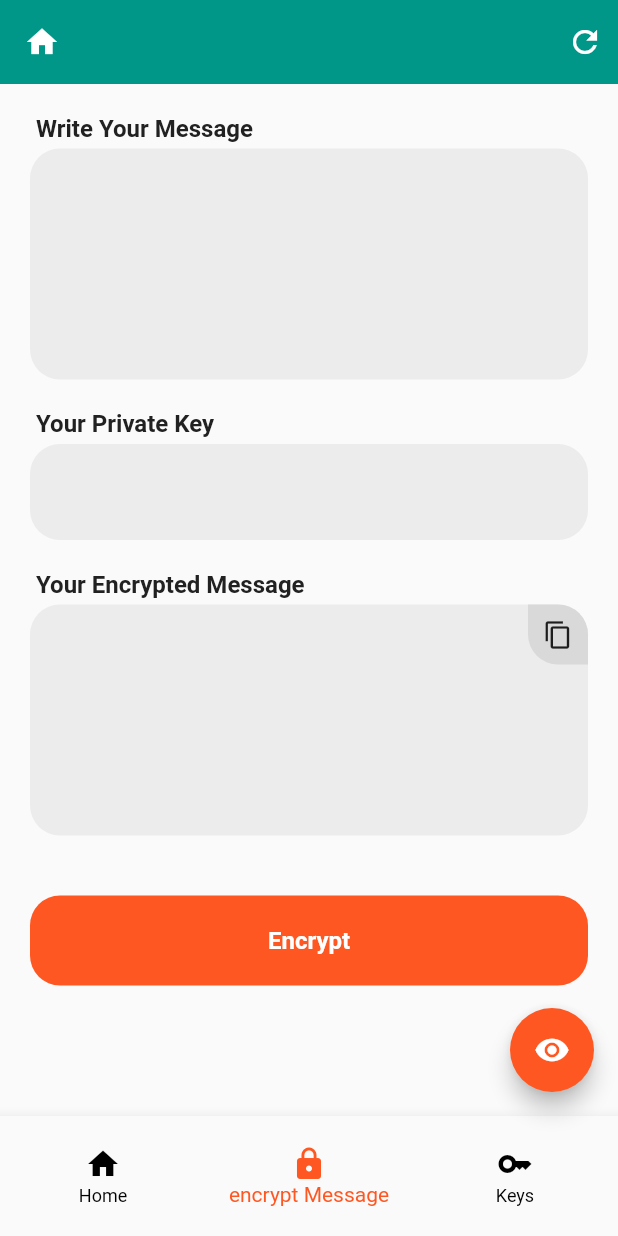
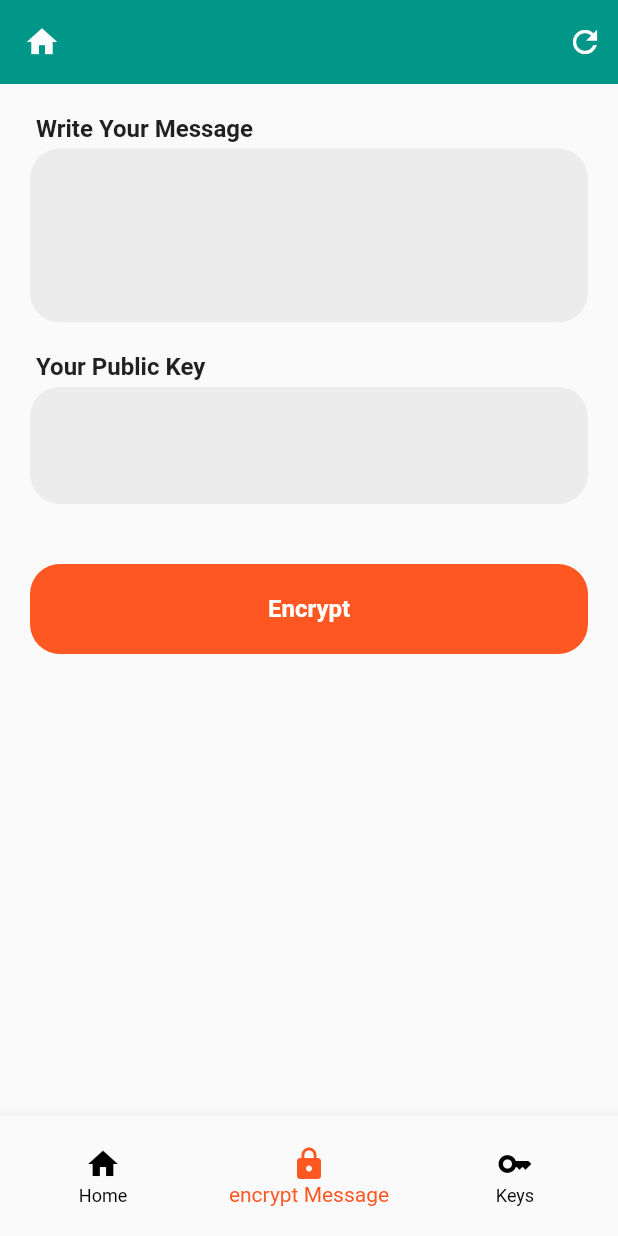
Before and after one commit to hemunt/RsaKeyEncription, a Flutter app: the screen it shows after launch, item 2 of the bottom bar chosen, after a tap on "Encrypt", on a phone screen of 412 x 824 dp. Run offline on Flutter 3.47's test engine with Material 2 defaults, Android fonts, the phone set to English and light mode, and no system bars; our stand-ins replace shared_preferences; missing offline and left inert: asn1lib, pointycastle.

Commit message:
Functionality Started Working

```diff
--- a/lib/LocalStorage/SessionManager.dart
+++ b/lib/LocalStorage/SessionManager.dart
@@ -5,6 +5,29 @@ class SessionManager {
 
   static const String _privateKey = "PRIVATE_KEY_2048";
   static const String _publicKey = "PUBLIC_KEY_2048";
+  static const String _encryptdMessage = "ENCRYPTED_MESSAGE";
+  static const String _Message = "ENCRYPTED_MESSAGE";
+
+
+  static setMessage(String message) {
+    AppStorage.store.setString(_Message, message);
+  }
+
+
+  static String getMessage() {
+    return AppStorage.store.getString(_Message) ?? "";
+  }
+
+  static setEncryptedMessage(String message) {
+    AppStorage.store.setString(_encryptdMessage, message);
+  }
+
+
+  static String getEncryptedMessage() {
+    return AppStorage.store.getString(_encryptdMessage) ?? "";
+  }
+
+
 
   static setPrivateKey(String key) {
     AppStorage.store.setString(_privateKey, key);
--- a/lib/Screens/DashboardScreen.dart
+++ b/lib/Screens/DashboardScreen.dart
@@ -19,16 +19,13 @@ class _DashboardScreenState extends State<DashboardScreen> {
   int _selectedIndex = 0;
   bool isLoading = false;
   String? privateKey = "";
-  String? publicKey = "";
-
+  String encryptedData = "";
+  String realText = "Your Message Here...";
 @override
   void initState() {
   screenSize = WidgetsBinding.instance.window.physicalSize;
   width = screenSize?.width;
-  if(SessionManager.isKeysSet()){
-    privateKey = SessionManager.getPrivateKey();
-    publicKey = SessionManager.getPublicKey();
-  }
+
   super.initState();
   }
 
@@ -37,11 +34,16 @@ class _DashboardScreenState extends State<DashboardScreen> {
   Widget build(BuildContext context) {
     return Scaffold(
       // backgroundColor: primaryColor,
-      floatingActionButton: FloatingActionButton(
-        onPressed: (){},
+      floatingActionButton:_selectedIndex == 0 ? FloatingActionButton(
+        onPressed: (){
+          RsaKeyHelper helper = RsaKeyHelper();
+          setState(() {
+            realText = helper.decrypt(encryptedData.trim(), helper.parsePrivateKeyFromPem(privateKey));
+          },);
+        },
         backgroundColor: secondaryColor,
         child: Icon(Icons.remove_red_eye, color: Colors.white,),
-      ),
+      ) : SizedBox(),
       bottomNavigationBar: SizedBox(
         height: 80,
         child: BottomNavigationBar(
@@ -98,7 +100,7 @@ class _DashboardScreenState extends State<DashboardScreen> {
                   height: MediaQuery.of(context).size.height / 4,
                   color: primaryColor,
                   child: Center(
-                    child: Text("Your Message Here...",style:  TextStyle(
+                    child: Text(realText,style:  TextStyle(
                         fontSize: 26,
                       fontWeight: FontWeight.w700,
                       color: Colors.black.withOpacity(.6)
@@ -112,8 +114,12 @@ class _DashboardScreenState extends State<DashboardScreen> {
                   color: Colors.white,
                   child: Column(
                    children: [
-                     AppTextField(keyTypeText: "Past Your Encrypted Message", isCopy: false, fieldData: (val){}),
-                     AppTextField(keyTypeText: "Public Key Here For Decryption",maxLines: 2, fieldData: (val){}, isCopy: false,),
+                     AppTextField(keyTypeText: "Past Your Encrypted Message", isCopy: false, fieldData: (val){
+                       encryptedData = val;
+                     }, value: encryptedData,),
+                     AppTextField(keyTypeText: "Private Key Here For Decryption",value: privateKey,maxLines: 2, fieldData: (val){
+                       privateKey = val;
+                     }, isCopy: false,),
                    ],
                   ),
                 )
--- a/lib/Screens/EncryptMessage.dart
+++ b/lib/Screens/EncryptMessage.dart
@@ -1,6 +1,7 @@
 import 'package:flutter/material.dart';
 
 import '../AppConstent/Colors.dart';
+import '../KeyGenerator/RsaKeyHelper.dart';
 import '../LocalStorage/SessionManager.dart';
 import '../TextField/AppTextField.dart';
 class EncryptMessage extends StatefulWidget {
@@ -12,18 +13,20 @@ class EncryptMessage extends StatefulWidget {
 
 class _EncryptMessageState extends State<EncryptMessage> {
 
-  String privateKey = "";
+  String publicKey = "";
   bool isLoading = false;
-
+  String message = "";
+  String encryptedMessage = "";
+  bool showMessageTF = false;
   @override
   void initState() {
     if(SessionManager.isKeysSet()){
-      privateKey = SessionManager.getPrivateKey();
+      publicKey = SessionManager.getPublicKey();
       }
+    message = SessionManager.getMessage();
+
     super.initState();
   }
-
-
 
   @override
   Widget build(BuildContext context) {
@@ -33,12 +36,20 @@ class _EncryptMessageState extends State<EncryptMessage> {
             padding: const EdgeInsets.only(top: 20.0),
             child: Column(
               children: [
-                AppTextField(keyTypeText: "Write Your Message", isCopy: false, fieldData: (val){}),
-                AppTextField(keyTypeText: "Your Private Key",maxLines: 1, fieldData: (val){}, readOnly: true, value: privateKey ??"", isCopy: false,),
-                AppTextField(keyTypeText: "Your Encrypted Message", isCopy: true, fieldData: (val){}),
+                AppTextField(keyTypeText: "Write Your Message",maxLines: 4, isCopy: false,value: message, fieldData: (val){
+                  message = val;
+                }),
+                AppTextField(keyTypeText: "Your Public Key",maxLines: 2, fieldData: (val){}, readOnly: false, value: publicKey, isCopy: false,),
                 GestureDetector(
                   onTap: (){
-
+                    RsaKeyHelper rsaKeyHelper = RsaKeyHelper();
+                    encryptedMessage = rsaKeyHelper.encrypt(message, rsaKeyHelper.parsePublicKeyFromPem(publicKey));
+                    SessionManager.setEncryptedMessage(encryptedMessage);
+                    SessionManager.setMessage(message);
+                    rsaKeyHelper.decrypt(encryptedMessage, rsaKeyHelper.parsePrivateKeyFromPem(SessionManager.getPrivateKey()));
+                    setState(() {
+                      showMessageTF = true;
+                    });
                   },
                   child: Container(
                     height: 60,
@@ -60,6 +71,8 @@ class _EncryptMessageState extends State<EncryptMessage> {
                     ),
                   ),
                 ),
+                encryptedMessage != "" && showMessageTF ? AppTextField(keyTypeText: "Your Encrypted Message",label: "Encrypted Message", value: encryptedMessage,isCopy: true, fieldData: (val){}) : SizedBox(),
+
                 const SizedBox(
                   height: 30.0,
                 ),
--- a/lib/Screens/GenerateKeyScreen.dart
+++ b/lib/Screens/GenerateKeyScreen.dart
@@ -37,8 +37,8 @@ class _GenerateKeyState extends State<GenerateKey> {
             padding: const EdgeInsets.only(top: 20.0),
             child: Column(
               children: [
-                AppTextField(keyTypeText: "Private Key",value: privateKey ?? "", fieldData: (val){}),
-                AppTextField(keyTypeText: "Public Key", value: publicKey ??"", fieldData: (val){}),
+                AppTextField(keyTypeText: "Private Key",value: privateKey ?? "", fieldData: (val){}, label: "Private Key",),
+                AppTextField(keyTypeText: "Public Key", value: publicKey ??"", fieldData: (val){}, label: "Public Key",),
                 GestureDetector(
                   onTap: (){
                     setState(() {
--- a/lib/TextField/AppTextField.dart
+++ b/lib/TextField/AppTextField.dart
@@ -4,11 +4,12 @@ import 'package:flutter/services.dart';
 class AppTextField extends StatefulWidget {
   final String? keyTypeText;
   final String? value;
+  final String? label;
   final bool isCopy;
   final bool readOnly;
   final int maxLines;
   final Function(String) fieldData;
-  AppTextField({Key? key, this.keyTypeText, this.value, this.isCopy = true, this.maxLines = 6,  this.readOnly = false, required this.fieldData}) : super(key: key);
+  AppTextField({Key? key, this.keyTypeText, this.value, this.isCopy = true, this.maxLines = 6,  this.readOnly = false, required this.fieldData, this.label}) : super(key: key);
 
   @override
   State<AppTextField> createState() => _AppTextFieldState();
@@ -47,7 +48,7 @@ class _AppTextFieldState extends State<AppTextField> {
                 padding: const EdgeInsets.all(8.0),
                 child: TextFormField(
                   readOnly: widget.readOnly,
-                  controller: TextEditingController(text: widget.value),
+                  controller: TextEditingController(text: widget.value)..selection = TextSelection.collapsed(offset: widget.value!.length),
                   maxLines: widget.maxLines,
                   onChanged: (text) {
                     fieldValue = text;
@@ -64,7 +65,20 @@ class _AppTextFieldState extends State<AppTextField> {
                 child: GestureDetector(
                   onTap: () async{
                     await Clipboard.setData(ClipboardData(text: fieldValue));
-
+                    final snackBar = SnackBar(
+                      content: Row(
+                        children: [
+                          Text("${widget.label} ", style: TextStyle(fontWeight: FontWeight.w700,fontSize: 16),),
+                          Text("added to clipboard"),
+                        ],
+                      ),
+                      action: SnackBarAction(
+                        label: 'Ok',
+                        onPressed: () {
+                        },
+                      ),
+                    );
+                    ScaffoldMessenger.of(context).showSnackBar(snackBar);
                   },
                   child: Container(
                       padding: const EdgeInsets.all(10.0),
@@ -75,7 +89,6 @@ class _AppTextFieldState extends State<AppTextField> {
                       child: const Icon(Icons.copy, size: 20,)),
                 ),
               ) : const SizedBox(),
-
             ],
           ),
         ),
```
